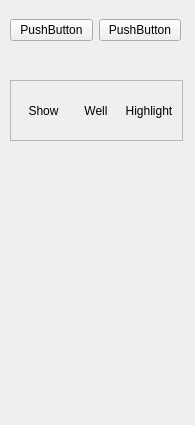
Before: the Qt Designer form UI/padView.ui in Terjit/DT, drawn with Qt 5.
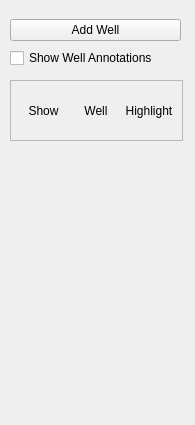
After: the same form once the commit is applied.

Commit message: 30 Jan 25 Updates Completed pad view

Patch:
```diff
--- a/UI/padView.ui
+++ b/UI/padView.ui
@@ -73,23 +73,23 @@
     <property name="geometry">
      <rect>
       <x>10</x>
-      <y>10</y>
+      <y>18</y>
       <width>171</width>
-      <height>41</height>
+      <height>52</height>
      </rect>
     </property>
-    <layout class="QHBoxLayout" name="horizontalLayout">
+    <layout class="QVBoxLayout" name="verticalLayout">
      <item>
-      <widget class="QPushButton" name="pushButton">
+      <widget class="QPushButton" name="addWellBtn">
        <property name="text">
-        <string>PushButton</string>
+        <string>Add Well</string>
        </property>
       </widget>
      </item>
      <item>
-      <widget class="QPushButton" name="pushButton_2">
+      <widget class="QCheckBox" name="annotationsBox">
        <property name="text">
-        <string>PushButton</string>
+        <string>Show Well Annotations</string>
        </property>
       </widget>
      </item>
```
Left out of the diff: 6 changed lines with no effect on the pictures. The commit also changes 11 other files.
